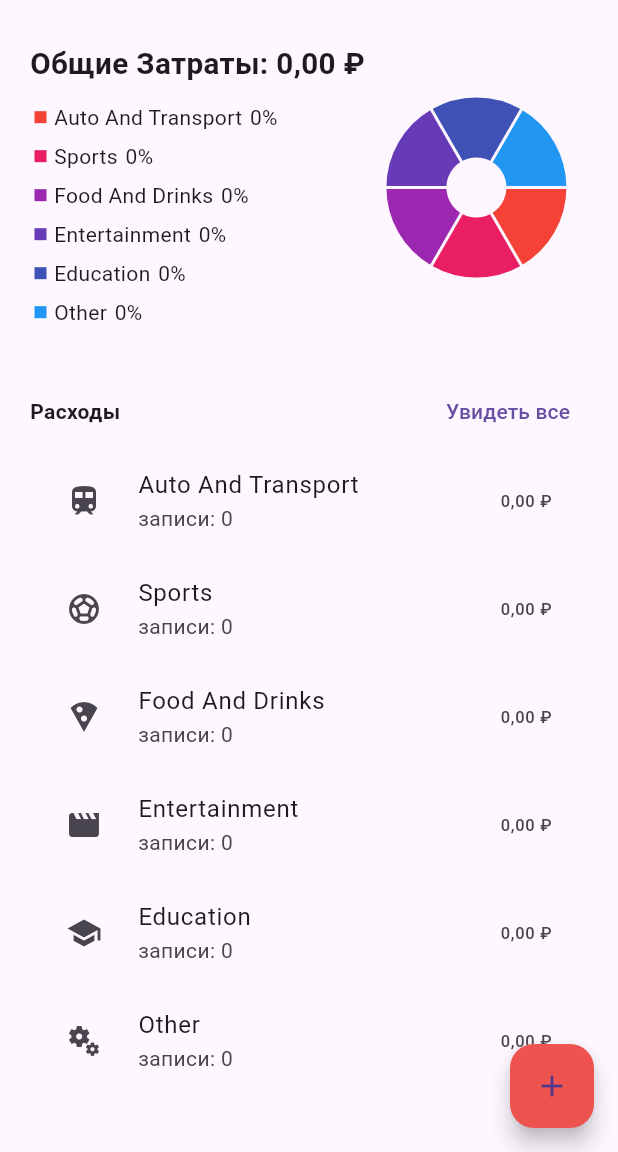
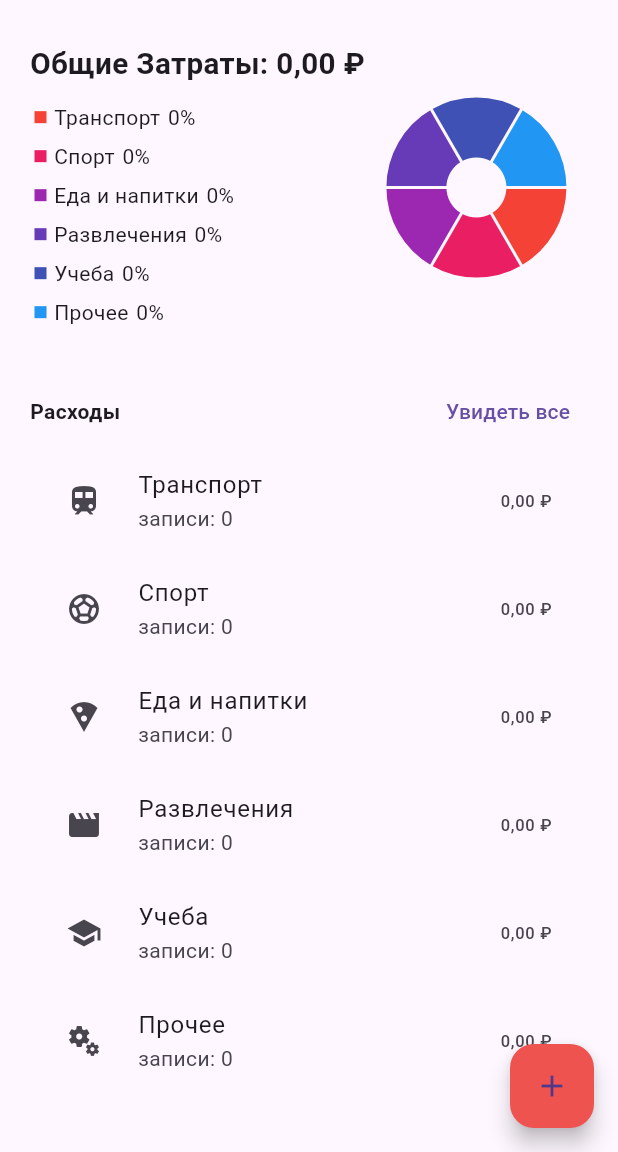
Before and after one commit to 517ANT38/Expense-tracker-app-Flutter, a Flutter app: the screen it shows after launch, on a phone screen of 412 x 824 dp, the part 84-1236 px from its top. Run offline on Flutter 3.47's test engine with Material 3 defaults, Android fonts, the phone set to English and light mode, and no system bars; drawn by our look-alikes of fl_chart; our stand-ins replace sqflite, sqflite_common_ffi; accounts and stored records are empty.

Commit message:
add change

```diff
--- a/lib/constants/icons.dart
+++ b/lib/constants/icons.dart
@@ -1,11 +1,10 @@
 import 'package:flutter/material.dart';
 
-// these are the initial category names and the icons for them
 Map<String, IconData> icons = {
-  'Auto And Transport': Icons.train,
-  'Sports': Icons.sports_soccer,
-  'Food And Drinks': Icons.local_pizza,
-  'Entertainment': Icons.movie,
-  'Education': Icons.school,
-  'Other': Icons.miscellaneous_services,
+  'Транспорт': Icons.train,
+  'Спорт': Icons.sports_soccer,
+  'Еда и напитки': Icons.local_pizza,
+  'Развлечения': Icons.movie,
+  'Учеба': Icons.school,
+  'Прочее': Icons.miscellaneous_services,
 };
--- a/lib/main.dart
+++ b/lib/main.dart
@@ -1,6 +1,7 @@
 import 'dart:io';
 
 import 'package:flutter/material.dart';
+import 'package:flutter_localizations/flutter_localizations.dart';
 import 'package:provider/provider.dart';
 import 'package:sqflite/sqflite.dart';
 import 'package:sqflite_common_ffi/sqflite_ffi.dart';
@@ -36,6 +37,11 @@ class MyApp extends StatelessWidget {
     return MaterialApp(
       debugShowCheckedModeBanner: false,
       initialRoute: CategoryScreen.name,
+      localizationsDelegates: [
+        GlobalMaterialLocalizations.delegate,
+        GlobalWidgetsLocalizations.delegate,
+        GlobalCupertinoLocalizations.delegate,
+      ],
       routes: {
         CategoryScreen.name: (_) => const CategoryScreen(),
         ExpenseScreen.name: (_) => const ExpenseScreen(),
--- a/lib/widgets/category_screen/category_fetcher.dart
+++ b/lib/widgets/category_screen/category_fetcher.dart
@@ -23,7 +23,6 @@ class _CategoryFetcherState extends State<CategoryFetcher> {
   @override
   void initState() {
     super.initState();
-    // fetch the list and set it to _categoryList
     _categoryList = _getCategoryList();
   }
 
@@ -33,7 +32,6 @@ class _CategoryFetcherState extends State<CategoryFetcher> {
       future: _categoryList,
       builder: (_, snapshot) {
         if (snapshot.connectionState == ConnectionState.done) {
-          // if connection is done then check for errors or return the result
           if (snapshot.hasError) {
             return Center(child: Text(snapshot.error.toString()));
           } else {
--- a/lib/widgets/category_screen/category_list.dart
+++ b/lib/widgets/category_screen/category_list.dart
@@ -12,7 +12,6 @@ class CategoryList extends StatelessWidget {
   Widget build(BuildContext context) {
     return Consumer<DatabaseProvider>(
       builder: (_, db, __) {
-        // get the categories
         var list = db.categories;
         return ListView.builder(
             physics: const BouncingScrollPhysics(
--- a/lib/widgets/expense_form.dart
+++ b/lib/widgets/expense_form.dart
@@ -16,7 +16,7 @@ class _ExpenseFormState extends State<ExpenseForm> {
   final _title = TextEditingController();
   final _amount = TextEditingController();
   DateTime? _date;
-  String _initialValue = 'Other';
+  String _initialValue = 'Прочее';
 
   //
   _pickDate() async {
@@ -24,7 +24,10 @@ class _ExpenseFormState extends State<ExpenseForm> {
         context: context,
         initialDate: DateTime.now(),
         firstDate: DateTime(2022),
-        lastDate: DateTime.now());
+        lastDate: DateTime.now(),
+        locale:  const Locale('ru', 'RU')
+
+        );
 
     if (pickedDate != null) {
       setState(() {
--- a/lib/widgets/expense_screen/confirm_box.dart
+++ b/lib/widgets/expense_screen/confirm_box.dart
@@ -21,14 +21,14 @@ class ConfirmBox extends StatelessWidget {
         children: [
           TextButton(
             onPressed: () {
-              Navigator.of(context).pop(false); // dont delete
+              Navigator.of(context).pop(false);
             },
             child: const Text('Отмена'),
           ),
           const SizedBox(width: 5.0),
           ElevatedButton(
             onPressed: () {
-              Navigator.of(context).pop(true); // delete
+              Navigator.of(context).pop(true);
               provider.deleteExpense(exp.id, exp.category, exp.amount);
             },
             child: const Text('Удалить'),
--- a/pubspec.yaml
+++ b/pubspec.yaml
@@ -42,6 +42,9 @@ dependencies:
   provider: ^6.0.5
   intl: ^0.18.0
   fl_chart: ^0.60.0
+  flutter_localizations:
+    sdk: flutter
+
 
 dev_dependencies:
   flutter_test:
```
Also changed, not shown: pubspec.lock.
